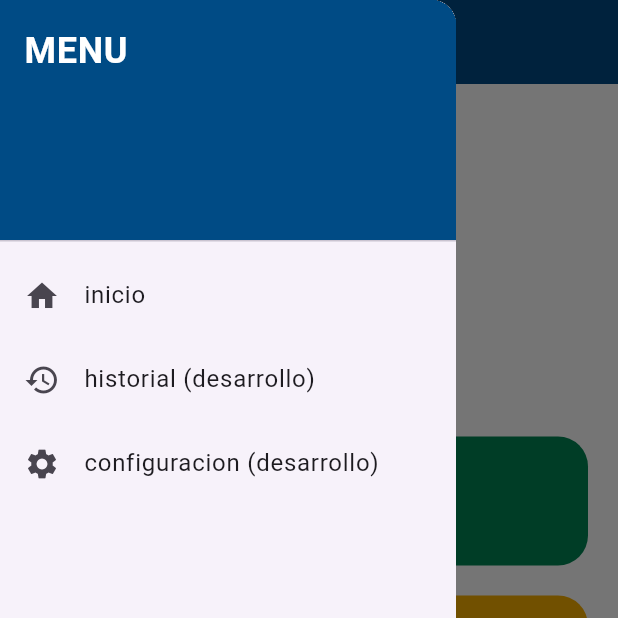
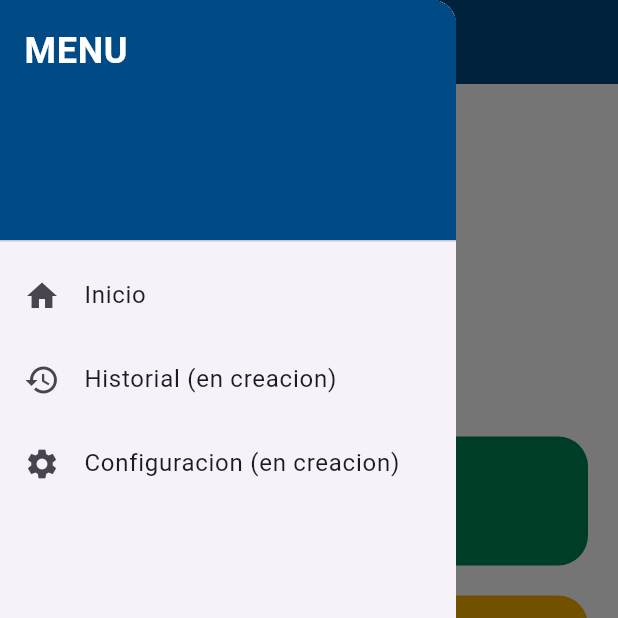
Before and after one commit to gman522/orion_front, a Flutter app: the HomeScreen screen opened by its route, with the side drawer open, on a phone screen of 412 x 824 dp, the top half of it. Run offline on Flutter 3.47's test engine with Material 3 defaults, Android fonts, the light colour scheme and no system bars; our stand-ins replace flutter_riverpod, go_router.

Commit message:
riverpod y appstrings implementado

```diff
--- /dev/null
+++ b/lib/constants/app_strings.dart
@@ -0,0 +1,18 @@
+class AppStrings{
+    static const appName = "ORION";
+
+    static const loginButton = "Entrar";
+
+    static const menuTitle = "MENU";
+    static const home = "Inicio";
+    static const history = "Historial (en creacion)";
+    static const settings = "Configuracion (en creacion)";
+
+    static const health = "SALUD";
+    static const infraestructure = "INFRAESTRUCTURA";
+    static const security = "SEGURIDAD";
+
+    static const selectIncident = "Seleccione el tipo de incidente";
+
+    static const sendAlert = "Enviar alerta";
+}
--- /dev/null
+++ b/lib/providers/reporte_provider.dart
@@ -0,0 +1,5 @@
+import 'package:flutter_riverpod/flutter_riverpod.dart';
+
+final categoriaProvider = StateProvider<String?>(
+    (ref) => null,
+);
--- a/lib/screens/home_screen.dart
+++ b/lib/screens/home_screen.dart
@@ -2,6 +2,7 @@ import 'package:flutter/material.dart';
 import 'package:go_router/go_router.dart';
 import '../theme/app_colors.dart';
 import '../widgets/categoria_card.dart';
+import '../constants/app_strings.dart';
 import 'subcategoria_screen.dart';
 
 class HomeScreen extends StatelessWidget {
@@ -16,7 +17,7 @@ class HomeScreen extends StatelessWidget {
         backgroundColor: AppColors.azul,
         foregroundColor: Colors.white,
         centerTitle: true,
-        title: const Text('ORION'),
+        title: const Text(AppStrings.appName),
       ),
 
       drawer: Drawer(
@@ -30,7 +31,7 @@ class HomeScreen extends StatelessWidget {
               ),
 
               child: Text(
-                "MENU",
+                AppStrings.menuTitle,
                 style: TextStyle(
                   color: Colors.white,
                   fontSize: 24,
@@ -41,7 +42,7 @@ class HomeScreen extends StatelessWidget {
 
             ListTile(
               leading: const Icon(Icons.home),
-              title: const Text("inicio"),
+              title: const Text(AppStrings.home),
               onTap: () {
                 Navigator.pop(context);
               },
@@ -49,7 +50,7 @@ class HomeScreen extends StatelessWidget {
 
             ListTile(
               leading: const Icon(Icons.history),
-              title: const Text("historial (desarrollo)"),
+              title: const Text(AppStrings.history),
               onTap: () {
                 Navigator.pop(context);
               },
@@ -57,7 +58,7 @@ class HomeScreen extends StatelessWidget {
 
             ListTile(
               leading: const Icon(Icons.settings),
-              title: const Text("configuracion (desarrollo)"),
+              title: const Text(AppStrings.settings),
               onTap: () {
                 Navigator.pop(context);
               },
@@ -74,7 +75,7 @@ class HomeScreen extends StatelessWidget {
           mainAxisAlignment: MainAxisAlignment.center,
           children: [
             CategoriaCard(
-              titulo: "SALUD",
+              titulo: AppStrings.health,
               color: AppColors.verde,
               icono: Icons.favorite,
               onTap: () {
@@ -83,7 +84,7 @@ class HomeScreen extends StatelessWidget {
             ),
             const SizedBox(height: 20),
             CategoriaCard(
-              titulo: "INFRAESTRUCTURA",
+              titulo: AppStrings.infraestructure,
               color: AppColors.amarillo,
               icono: Icons.build,
               onTap: () {
@@ -92,7 +93,7 @@ class HomeScreen extends StatelessWidget {
             ),
             const SizedBox(height: 20),
             CategoriaCard(
-              titulo: "SEGURIDAD",
+              titulo: AppStrings.security,
               color: AppColors.rojo,
               icono: Icons.security,
               onTap: () {
--- a/lib/screens/login_screen.dart
+++ b/lib/screens/login_screen.dart
@@ -1,6 +1,7 @@
 import 'package:flutter/material.dart';
 import 'package:go_router/go_router.dart';
 import '../theme/app_colors.dart';
+import '../constants/app_strings.dart';
 import 'home_screen.dart';
 
 class LoginScreen extends StatelessWidget {
@@ -16,7 +17,7 @@ class LoginScreen extends StatelessWidget {
           children: [
 
             const Text(
-              'ORION',
+              AppStrings.appName,
               style: TextStyle(
                 fontSize: 40,
                 fontWeight: FontWeight.bold,
@@ -42,7 +43,7 @@ class LoginScreen extends StatelessWidget {
                 ),
               ),
               child: const Text(
-                'Entrar',
+                AppStrings.loginButton,
                 style: TextStyle(
                   fontSize: 18,
                   fontWeight: FontWeight.bold,
--- a/lib/screens/subcategoria_screen.dart
+++ b/lib/screens/subcategoria_screen.dart
@@ -1,6 +1,7 @@
 import 'package:flutter/material.dart';
 import 'package:go_router/go_router.dart';
 import '../data/subcategorias_data.dart';
+import '../constants/app_strings.dart';
 import '../theme/app_colors.dart';
 
 class SubcategoriaScreen extends StatefulWidget {
@@ -45,7 +46,7 @@ class _SubcategoriaScreenState extends State<SubcategoriaScreen>{
                         children:[
 
                             const Text(
-                                "Selecciona el tipo de incidente",
+                                AppStrings.selectIncident,
                                 style: TextStyle(
                                     fontSize: 18,
                                     fontWeight: FontWeight.bold,
@@ -114,7 +115,7 @@ class _SubcategoriaScreenState extends State<SubcategoriaScreen>{
                                     style: ElevatedButton.styleFrom(
                                         backgroundColor: AppColors.azul,
                                     ),
-                                    child: const Text("Enviar alerta"),
+                                    child: const Text(AppStrings.sendAlert),
                                 ),
                             ),
                         ],
--- a/pubspec.yaml
+++ b/pubspec.yaml
@@ -14,6 +14,7 @@ dependencies:
 
   cupertino_icons: ^1.0.8
   go_router: ^17.3.0
+  flutter_riverpod: ^3.3.2
 
 dev_dependencies:
   flutter_test:
```
Also changed, not shown: lib/main.dart (+6 -1 lines), pubspec.lock.
